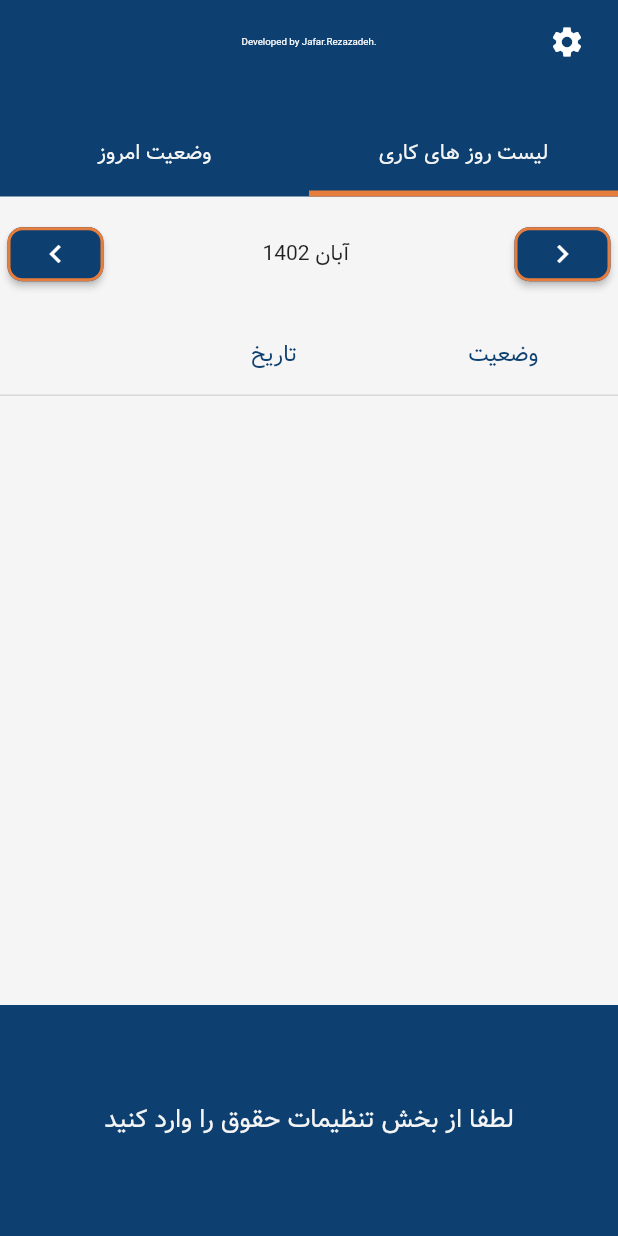
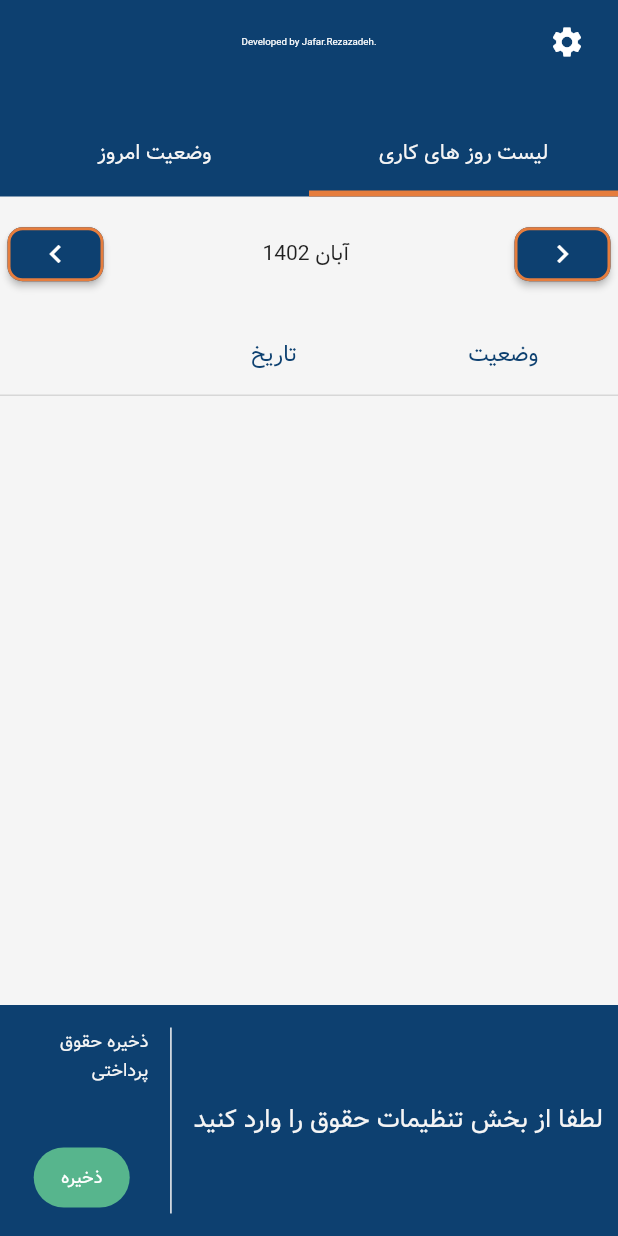
Before and after one commit to Jafar-Rezazadeh/worked_days, a Flutter app: the screen it shows after launch, tab 2 chosen, on a phone screen of 412 x 824 dp. Run offline on Flutter 3.47's test engine with Material 2 defaults, Android fonts, the light colour scheme and no system bars; our stand-ins replace awesome_notifications, custom_radio_grouped_button, expandable, flutter_animate, flutter_bloc, flutter_screenutil and 3 more; missing offline and left inert: persian_datetime_picker, persian_number_utility; accounts and stored records are empty.

Commit message:
the ui created in salary calc for saving the paid salary

```diff
--- a/lib/main.dart
+++ b/lib/main.dart
@@ -32,7 +32,7 @@ class _WorkedDaysState extends State<WorkedDays> {
   @override
   void initState() {
     super.initState();
-    showDoYouWannaGetNotificationOnceTime();
+    showDoYouWannaGetNotificationOrNot();
   }
 
   @override
@@ -65,7 +65,7 @@ class _WorkedDaysState extends State<WorkedDays> {
     );
   }
 
-  void showDoYouWannaGetNotificationOnceTime() async {
+  void showDoYouWannaGetNotificationOrNot() async {
     bool isNotificationShowStatusAlreadySet =
         await mainScreenController.isNotificationStatusSaved();
 
--- a/lib/ui/view/screens/worked_days_status/tabs/worked_days_list/widgets/salary_calc.dart
+++ /dev/null
@@ -1,113 +0,0 @@
-import 'package:flutter/material.dart';
-import 'package:flutter_screenutil/flutter_screenutil.dart';
-import 'package:worked_days/bloc/controller/screens/worked_days_status_c/worked_days_list/widgets/salary_cal_controller.dart';
-import 'package:worked_days/bloc/controller/screens/worked_days_status_c/worked_days_list/worked_day_list_tab_controller.dart';
-import 'package:worked_days/bloc/models/color_schema.dart';
-
-class SalaryCalcWidget extends StatelessWidget {
-  final WorkedDaysTabController workedDaysTabController;
-  const SalaryCalcWidget({
-    super.key,
-    required this.workedDaysTabController,
-  });
-
-  @override
-  Widget build(BuildContext context) {
-    if (workedDaysTabController.loadedStableState.settingsModel.salaryModel.salaryAmount != null) {
-      final SalaryCalcController salaryCalcController = SalaryCalcController(
-        currentMonth: workedDaysTabController.currentMonth,
-        listOfCurrentWorkedDays: workedDaysTabController.listOfCurrentMonthWorkedDays,
-        loadedStableState: workedDaysTabController.loadedStableState,
-      );
-      return Expanded(
-        flex: 2,
-        child: Directionality(
-          textDirection: TextDirection.rtl,
-          child: Container(
-            padding: const EdgeInsets.symmetric(vertical: 0, horizontal: 20),
-            alignment: Alignment.centerRight,
-            height: double.infinity,
-            width: double.infinity,
-            color: ColorPallet.yaleBlue,
-            child: Column(
-              textDirection: TextDirection.rtl,
-              mainAxisAlignment: MainAxisAlignment.spaceEvenly,
-              crossAxisAlignment: CrossAxisAlignment.start,
-              children: [
-                Text.rich(
-                  style: TextStyle(
-                    color: ColorPallet.smoke,
-                    fontSize: 15.sp,
-                  ),
-                  TextSpan(
-                    text: "حقوق این ماه: ",
-                    children: [
-                      //? this month salary
-                      TextSpan(
-                        text: salaryCalcController.calculateThisMonthSalary(),
-                        style: TextStyle(color: ColorPallet.green),
-                      ),
-                      //? worked Days count
-                      TextSpan(
-                        text: "\nروز کاری:",
-                        children: [
-                          TextSpan(
-                            text:
-                                " ${salaryCalcController.calcCountedWorkDays().length.toString()} روز",
-                            style: TextStyle(color: ColorPallet.green),
-                          ),
-                        ],
-                      ),
-                      //? dayOff count
-                      TextSpan(
-                        text: "\nروز تعطیل:",
-                        children: [
-                          TextSpan(
-                            text: " ${salaryCalcController.calcDayOffs().length.toString()} روز",
-                            style: TextStyle(
-                              color: salaryCalcController.calcDayOffs().isEmpty
-                                  ? ColorPallet.green
-                                  : ColorPallet.orange,
-                            ),
-                          ),
-                        ],
-                      ),
-                    ],
-                  ),
-                ),
-              ],
-            ),
-          ),
-        ),
-      );
-    } else {
-      return Expanded(
-        flex: 2,
-        child: Directionality(
-          textDirection: TextDirection.rtl,
-          child: Container(
-            padding: const EdgeInsets.symmetric(vertical: 0, horizontal: 20),
-            alignment: Alignment.center,
-            height: double.infinity,
-            width: double.infinity,
-            color: ColorPallet.yaleBlue,
-            child: Column(
-              textDirection: TextDirection.rtl,
-              mainAxisAlignment: MainAxisAlignment.spaceEvenly,
-              crossAxisAlignment: CrossAxisAlignment.start,
-              children: [
-                Text(
-                  "لطفا از بخش تنظیمات حقوق را وارد کنید",
-                  style: TextStyle(
-                    fontSize: 17.sp,
-                    color: ColorPallet.smoke,
-                  ),
-                ),
-              ],
-            ),
-          ),
-        ),
-      );
-    }
-  }
-}
--- /dev/null
+++ b/lib/ui/view/screens/worked_days_status/tabs/worked_days_list/widgets/salary_calc/parts/calc_current_salary.dart
@@ -0,0 +1,97 @@
+import 'package:flutter/material.dart';
+import 'package:flutter_screenutil/flutter_screenutil.dart';
+import 'package:worked_days/bloc/controller/screens/worked_days_status_c/worked_days_list/widgets/salary_cal_controller.dart';
+import 'package:worked_days/bloc/controller/screens/worked_days_status_c/worked_days_list/worked_day_list_tab_controller.dart';
+import 'package:worked_days/bloc/models/color_schema.dart';
+
+class CalcCurrentMonthSalary extends StatelessWidget {
+  final WorkedDaysTabController workedDaysTabController;
+  final SalaryCalcController salaryCalcController;
+  const CalcCurrentMonthSalary(
+      {super.key, required this.workedDaysTabController, required this.salaryCalcController});
+
+  @override
+  Widget build(BuildContext context) {
+    if (workedDaysTabController.loadedStableState.settingsModel.salaryModel.salaryAmount != null) {
+      return Column(
+        textDirection: TextDirection.rtl,
+        mainAxisAlignment: MainAxisAlignment.spaceBetween,
+        crossAxisAlignment: CrossAxisAlignment.start,
+        children: [
+          _thisMonthSalary(),
+          _workedDaysCount(),
+          _dayOff(),
+        ],
+      );
+    } else {
+      return Column(
+        textDirection: TextDirection.rtl,
+        mainAxisAlignment: MainAxisAlignment.spaceEvenly,
+        crossAxisAlignment: CrossAxisAlignment.start,
+        children: [
+          Text(
+            "لطفا از بخش تنظیمات حقوق را وارد کنید",
+            style: TextStyle(
+              fontSize: 17.sp,
+              color: ColorPallet.smoke,
+            ),
+          ),
+        ],
+      );
+    }
+  }
+
+  Widget _thisMonthSalary() {
+    return Row(
+      children: [
+        Text("حقوق این ماه: ", style: _titleStyle()),
+        Text(
+          salaryCalcController.calculateThisMonthSalary(),
+          style: _descriptionStyle(),
+        ),
+      ],
+    );
+  }
+
+  Widget _workedDaysCount() {
+    return Row(
+      children: [
+        Text("روز کاری:", style: _titleStyle()),
+        Text(
+          " ${salaryCalcController.calcCountedWorkDays().length} روز",
+          style: _descriptionStyle(
+            caution: salaryCalcController.calcCountedWorkDays().isEmpty ? true : false,
+          ),
+        ),
+      ],
+    );
+  }
+
+  Widget _dayOff() {
+    return Row(
+      children: [
+        Text("روز تعطیل:", style: _titleStyle()),
+        Text(
+          " ${salaryCalcController.calcDayOffs().length} روز",
+          style: _descriptionStyle(
+            caution: salaryCalcController.calcDayOffs().isNotEmpty ? true : false,
+          ),
+        )
+      ],
+    );
+  }
+
+  TextStyle _titleStyle() {
+    return TextStyle(
+      color: ColorPallet.smoke,
+      fontSize: 12.sp,
+    );
+  }
+
+  TextStyle _descriptionStyle({bool caution = false}) {
+    return TextStyle(
+      color: caution ? ColorPallet.orange : ColorPallet.green,
+      fontSize: 12.sp,
+    );
+  }
+}
--- /dev/null
+++ b/lib/ui/view/screens/worked_days_status/tabs/worked_days_list/widgets/salary_calc/parts/show_saved_salary.dart
@@ -0,0 +1,41 @@
+import 'package:flutter/material.dart';
+import 'package:flutter_screenutil/flutter_screenutil.dart';
+import 'package:worked_days/bloc/controller/screens/worked_days_status_c/worked_days_list/widgets/salary_cal_controller.dart';
+import 'package:worked_days/bloc/models/color_schema.dart';
+
+class ShowSavedSalaryCalc extends StatelessWidget {
+  final SalaryCalcController salaryCalcController;
+  const ShowSavedSalaryCalc({super.key, required this.salaryCalcController});
+
+  //Todo: make the logical code for saving the paid salary (make a table in db and save it there)
+
+  @override
+  Widget build(BuildContext context) {
+    return Expanded(
+      child: Column(
+        mainAxisAlignment: MainAxisAlignment.spaceBetween,
+        children: [
+          Text(
+            "ذخیره حقوق پرداختی",
+            style: TextStyle(
+              color: ColorPallet.smoke,
+              fontSize: 12.sp,
+            ),
+          ),
+          FilledButton(
+            onPressed: () {},
+            style: ButtonStyle(
+              backgroundColor: MaterialStatePropertyAll<Color>(ColorPallet.green),
+            ),
+            child: Text(
+              "ذخیره",
+              style: TextStyle(
+                fontSize: 12.sp,
+              ),
+            ),
+          )
+        ],
+      ),
+    );
+  }
+}
--- /dev/null
+++ b/lib/ui/view/screens/worked_days_status/tabs/worked_days_list/widgets/salary_calc/salary_calc.dart
@@ -0,0 +1,56 @@
+import 'package:flutter/material.dart';
+import 'package:flutter_screenutil/flutter_screenutil.dart';
+import 'package:worked_days/bloc/controller/screens/worked_days_status_c/worked_days_list/widgets/salary_cal_controller.dart';
+import 'package:worked_days/bloc/controller/screens/worked_days_status_c/worked_days_list/worked_day_list_tab_controller.dart';
+import 'package:worked_days/bloc/models/color_schema.dart';
+import 'package:worked_days/ui/view/screens/worked_days_status/tabs/worked_days_list/widgets/salary_calc/parts/calc_current_salary.dart';
+import 'package:worked_days/ui/view/screens/worked_days_status/tabs/worked_days_list/widgets/salary_calc/parts/show_saved_salary.dart';
+
+class SalaryCalcWidget extends StatelessWidget {
+  final WorkedDaysTabController workedDaysTabController;
+  const SalaryCalcWidget({
+    super.key,
+    required this.workedDaysTabController,
+  });
+
+  @override
+  Widget build(BuildContext context) {
+    final SalaryCalcController salaryCalcController = SalaryCalcController(
+      currentMonth: workedDaysTabController.currentMonth,
+      listOfCurrentWorkedDays: workedDaysTabController.listOfCurrentMonthWorkedDays,
+      loadedStableState: workedDaysTabController.loadedStableState,
+    );
+
+    return Expanded(
+      flex: 2,
+      child: Directionality(
+        textDirection: TextDirection.rtl,
+        child: Container(
+          padding: const EdgeInsets.symmetric(vertical: 15, horizontal: 10),
+          height: double.infinity,
+          width: double.infinity,
+          color: ColorPallet.yaleBlue,
+          child: showSideBySide(salaryCalcController),
+        ),
+      ),
+    );
+  }
+
+  Widget showSideBySide(SalaryCalcController salaryCalcController) {
+    return Row(
+      children: [
+        CalcCurrentMonthSalary(
+          workedDaysTabController: workedDaysTabController,
+          salaryCalcController: salaryCalcController,
+        ),
+        VerticalDivider(
+          thickness: 1,
+          indent: 0,
+          width: 30.sp,
+          color: ColorPallet.smoke,
+        ),
+        ShowSavedSalaryCalc(salaryCalcController: salaryCalcController),
+      ],
+    );
+  }
+}
--- a/lib/ui/view/screens/worked_days_status/tabs/worked_days_list/worked_days_list_tab.dart
+++ b/lib/ui/view/screens/worked_days_status/tabs/worked_days_list/worked_days_list_tab.dart
@@ -5,7 +5,7 @@ import 'package:worked_days/bloc/controller/screens/worked_days_status_c/worked_
 import 'package:worked_days/bloc/cubit/main_cubit.dart';
 import 'package:worked_days/bloc/cubit/main_cubit_state.dart';
 import 'package:worked_days/ui/view/screens/worked_days_status/tabs/worked_days_list/widgets/month_selector.dart';
-import 'package:worked_days/ui/view/screens/worked_days_status/tabs/worked_days_list/widgets/salary_calc.dart';
+import 'package:worked_days/ui/view/screens/worked_days_status/tabs/worked_days_list/widgets/salary_calc/salary_calc.dart';
 import 'package:worked_days/ui/view/screens/worked_days_status/tabs/worked_days_list/widgets/worked_days_table.dart';
 
 class WorkDaysListTab extends StatefulWidget {
```
